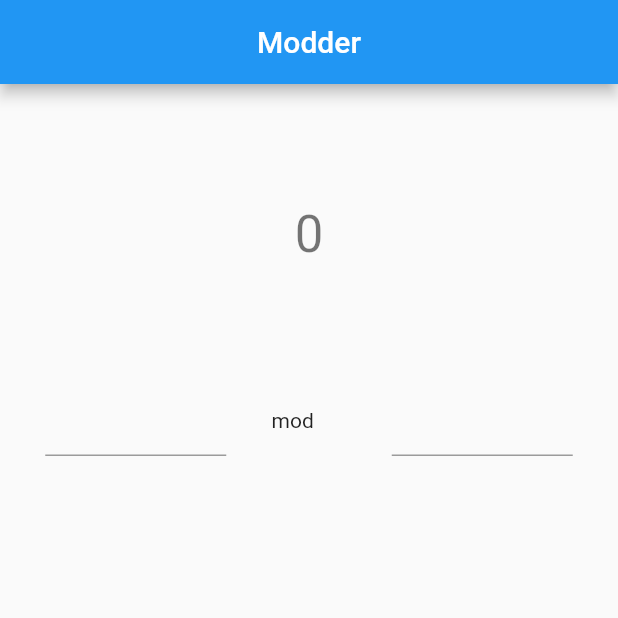
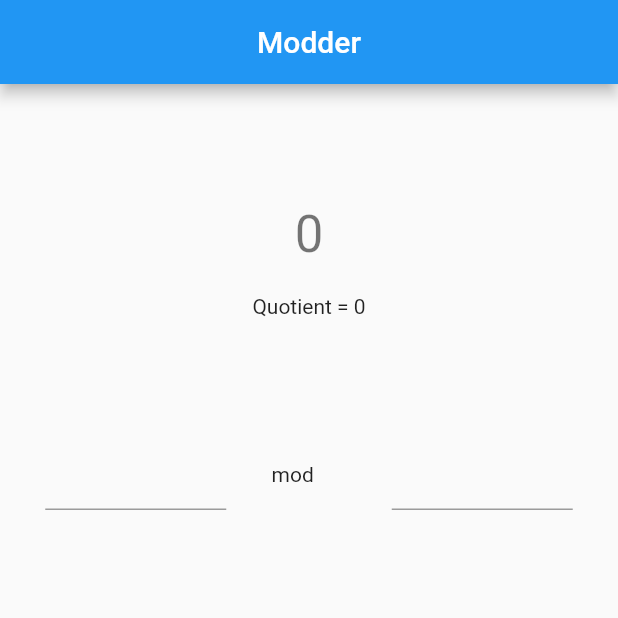
Before and after one commit to sushan9/mod, a Flutter app: the screen it shows after launch, on a phone screen of 412 x 824 dp, the top half of it. Run offline on Flutter 3.47's test engine with Material 2 defaults, Android fonts, the phone set to English and light mode, and no system bars.

Commit message:
Add quotient

```diff
--- a/lib/app/modCalculator.dart
+++ b/lib/app/modCalculator.dart
@@ -31,6 +31,13 @@ class _ModCalculatorState extends State<ModCalculator> {
     return 0.toString();
   }
 
+  String getQuotient() {
+    if (_baseInput > 0) {
+      return (_uInput ~/ _baseInput).toString();
+    }
+    return 0.toString();
+  }
+
   @override
   Widget build(BuildContext context) {
     return Center(
@@ -39,9 +46,19 @@ class _ModCalculatorState extends State<ModCalculator> {
         children: <Widget>[
           Padding(
             padding: const EdgeInsets.all(80.0),
-            child: Text(
-              getMod(),
-              style: Theme.of(context).textTheme.headline4,
+            child: Column(
+              children: [
+                Text(
+                  getMod(),
+                  style: Theme.of(context).textTheme.headline4,
+                ),
+                Padding(
+                  padding: const EdgeInsets.fromLTRB(0, 20, 0, 0),
+                  child: Text(
+                    'Quotient = ${getQuotient()}',
+                  ),
+                ),
+              ],
             ),
           ),
           Row(
```
Also changed, not shown: 2 other files.
